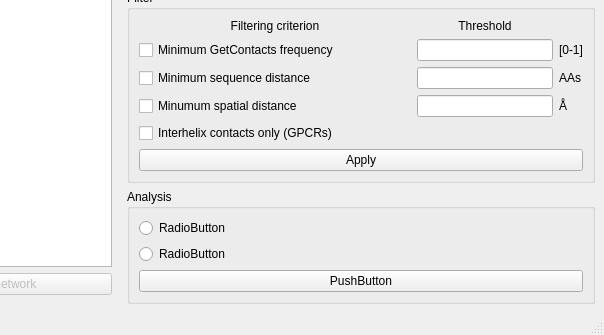
First picture: the form in gui/alloviz_main.ui, repository frannerin/AlloViz, before the edit; both pictures show x 162 to 766 and y 386 to 721 of the 766 by 721 pixel window.
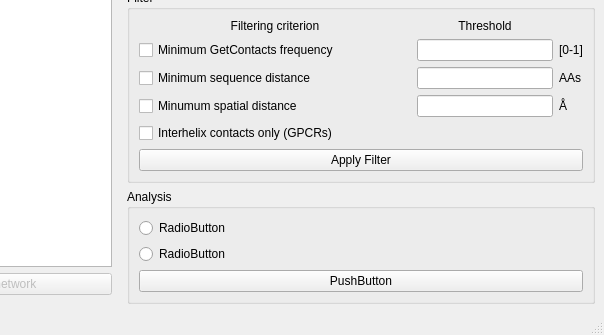
Second picture: the form after the edit.

```diff
--- a/gui/alloviz_main.ui
+++ b/gui/alloviz_main.ui
@@ -175,7 +175,7 @@
            <item row="5" column="0" colspan="3">
             <widget class="QPushButton" name="pushButton_5">
              <property name="text">
-              <string>Apply</string>
+              <string>Apply Filter</string>
              </property>
             </widget>
            </item>
```
Left out of the diff: 26 changed lines with no effect on the pictures.
